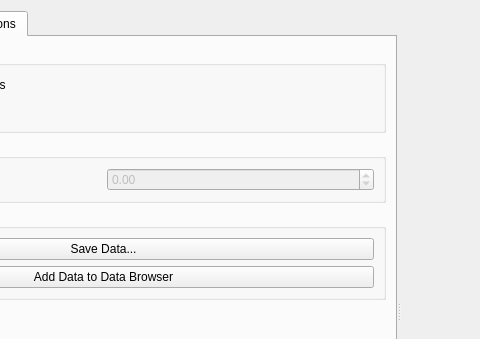
Above: src/simulationworkbench/widgets/tablewidget_v1.ui from CSB-at-ZIB/BioPARKIN before the change; both pictures show x 201 to 681 and y 0 to 339 of the 793 by 621 pixel window. Below: the same form after it.
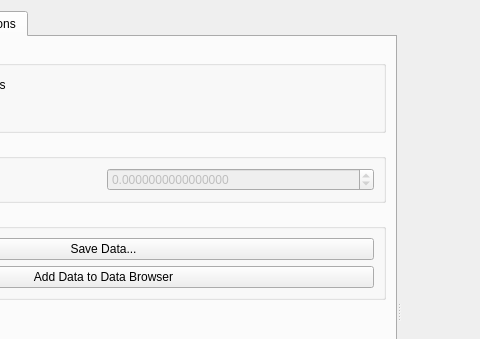
That is the form after the change. The open tabs and pages were chosen to show the change.

What changed in the file:
```diff
--- a/src/simulationworkbench/widgets/tablewidget_v1.ui
+++ b/src/simulationworkbench/widgets/tablewidget_v1.ui
@@ -129,6 +129,9 @@
              </item>
              <item row="0" column="1">
               <widget class="QDoubleSpinBox" name="doubleSpinBox_Coloring_Threshold">
+               <property name="decimals">
+                <number>16</number>
+               </property>
                <property name="minimum">
                 <double>-999999999.000000000000000</double>
                </property>
```
